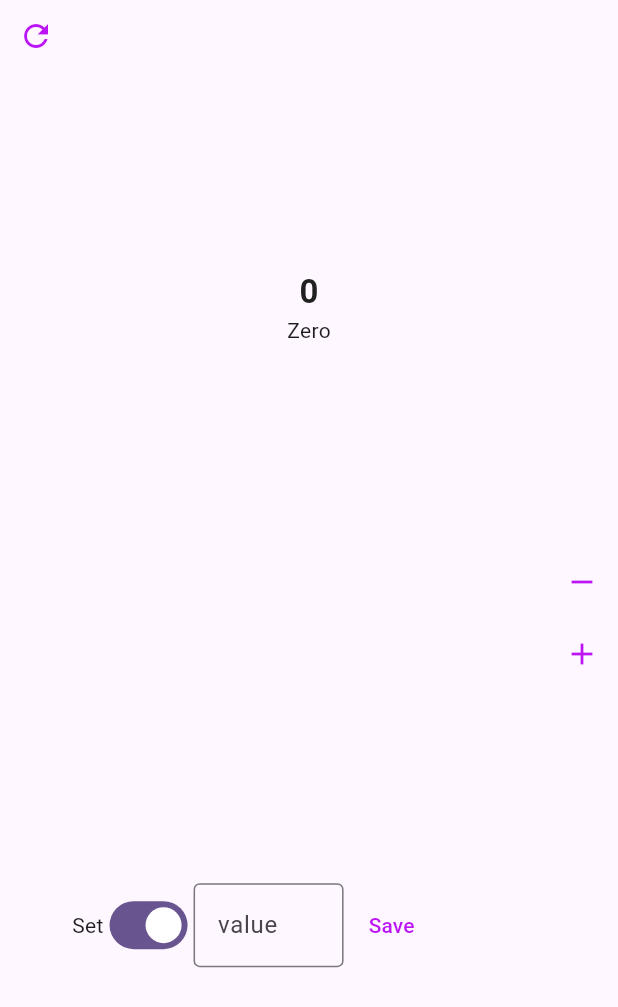
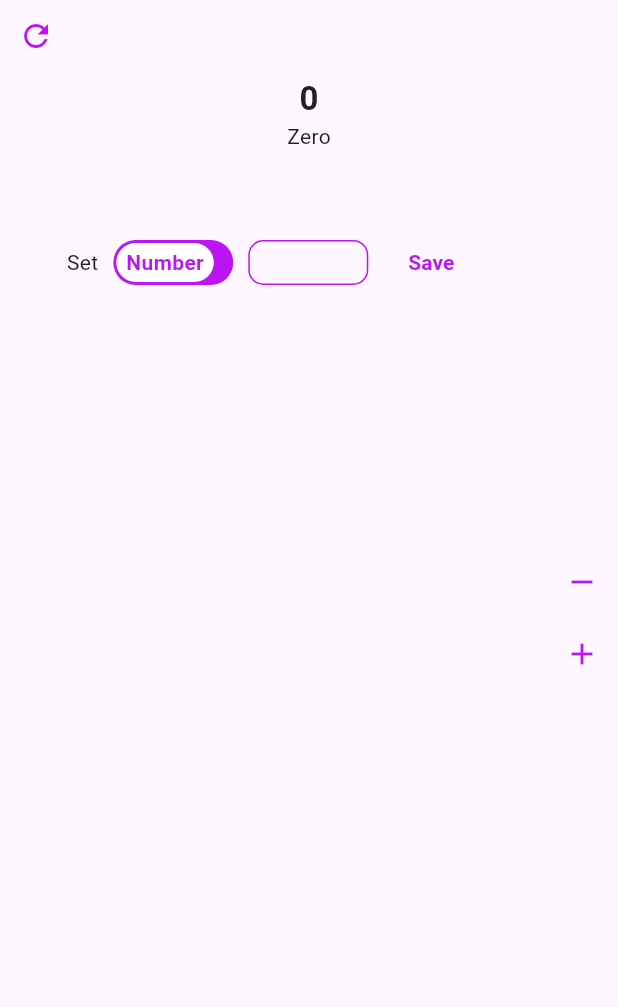
Before and after one commit to Mustack-Rabbi/recount, a Flutter app: the IncDecScreenThree widget shown alone on an empty page, opened directly, on a phone screen of 412 x 824 dp. Shown: the top 1007 px of the screen. Run offline on Flutter 3.47's test engine with Material 3 defaults, Android fonts, the light colour scheme and no system bars; our stand-ins replace badges, get.

Commit message:
inc & dec screen 3 design complete, need functionality

```diff
--- /dev/null
+++ b/lib/button/switch_button.dart
@@ -0,0 +1,104 @@
+import 'package:flutter/foundation.dart';
+import 'package:flutter/material.dart';
+import 'package:flutter/widgets.dart';
+import 'package:get/get_connect/http/src/utils/utils.dart';
+
+class SwitchButton extends StatelessWidget {
+  final VoidCallback onTap;
+  final bool isOn;
+  const SwitchButton({super.key, required this.onTap, required this.isOn});
+
+  @override
+  Widget build(BuildContext context) {
+    return GestureDetector(
+      onTap: onTap,
+      child: Container(
+        width: 80,
+        height: 30,
+        decoration: BoxDecoration(
+          borderRadius: BorderRadius.circular(25),
+          color: const Color(0xFFBB15F6),
+        ),
+        child: Stack(
+          children: [
+            AnimatedAlign(
+              alignment: isOn ? Alignment.centerRight : Alignment.centerLeft,
+              duration: const Duration(milliseconds: 200),
+              child: Container(
+                width: 65,
+                height: 30,
+                margin: const EdgeInsets.all(2),
+                decoration: BoxDecoration(
+                  borderRadius: BorderRadius.circular(25),
+                  color: Colors.white,
+                  // shape: BoxShape.circle,
+                ),
+                child: Center(
+                    child: isOn
+                        ? const Text(
+                            "Goal",
+                            style: TextStyle(
+                                color: Color(0xFFBB15F6),
+                                fontWeight: FontWeight.w700),
+                          )
+                        : const Text(
+                            "Number",
+                            style: TextStyle(
+                                color: Color(0xFFBB15F6),
+                                fontWeight: FontWeight.w700),
+                          )),
+              ),
+            ),
+          ],
+        ),
+      ),
+    );
+  }
+}
+
+
+
+//===============
+
+// {GestureDetector(
+//           onTap: () {
+//             setState(() {
+//               isOn = !isOn;
+//             });
+//           },
+//           child: Container(
+//             width: 100,
+//             height: 50,
+//             decoration: BoxDecoration(
+//               borderRadius: BorderRadius.circular(25),
+//               color: isOn ? Colors.green : Colors.grey,
+//             ),
+//             child: Stack(
+//               children: [
+//                 AnimatedAlign(
+//                   alignment: isOn ? Alignment.centerRight : Alignment.centerLeft,
+//                   duration: Duration(milliseconds: 200),
+//                   child: Container(
+//                     width: 40,
+//                     height: 40,
+//                     margin: EdgeInsets.all(5),
+//                     decoration: BoxDecoration(
+//                       color: Colors.white,
+//                       shape: BoxShape.circle,
+//                     ),
+//                     child: Center(
+//                       child: Text(
+//                         isOn ? 'ON' : 'OFF',
+//                         style: TextStyle(
+//                           color: isOn ? Colors.green : Colors.grey,
+//                           fontWeight: FontWeight.bold,
+//                           fontSize: 12,
+//                         ),
+//                       ),
+//                     ),
+//                   ),
+//                 ),
+//               ],
+//             ),
+//           ),
+//         )
--- a/lib/screen/increment_decrement/inc_dec_screen_three.dart
+++ b/lib/screen/increment_decrement/inc_dec_screen_three.dart
@@ -1,4 +1,6 @@
 import 'package:flutter/material.dart';
+
+import '../../button/switch_button.dart';
 
 class IncDecScreenThree extends StatefulWidget {
   const IncDecScreenThree({
@@ -46,7 +48,13 @@ class _IncDecScreenThreeState extends State<IncDecScreenThree> {
   Widget build(BuildContext context) {
     return Container(
       child: Row(
-          mainAxisAlignment: MainAxisAlignment.spaceEvenly,
+        children: [
+          Expanded(
+            child: Column(
+              // mainAxisAlignment: MainAxisAlignment.spaceBetween,
+              children: [
+                Row(
+                    mainAxisAlignment: MainAxisAlignment.start,
                     crossAxisAlignment: CrossAxisAlignment.start,
                     children: [
                       IconButton(
@@ -62,11 +70,11 @@ class _IncDecScreenThreeState extends State<IncDecScreenThree> {
 
                       Expanded(
                         child: Column(
-                mainAxisAlignment: MainAxisAlignment.spaceAround,
+                          mainAxisAlignment: MainAxisAlignment.center,
                           children: [
-                  Center(
-                    child: Column(
-                      children: [
+                            SizedBox(
+                              height: 50,
+                            ),
                             Text(increment.toString(),
                                 style: TextStyle(
                                   fontSize: 22,
@@ -76,31 +84,8 @@ class _IncDecScreenThreeState extends State<IncDecScreenThree> {
                             Text(
                               "${numberToWord[increment]}",
                             ),
-                      ],
-                    ),
-                  ),
-                  Row(
-                    children: [
-                      Text("Set"),
-                      Switch(
-                        value: true,
-                        onChanged: (value) {},
-                      ),
-                      Container(
-                        width: 100,
-                        child: TextField(
-                          decoration: InputDecoration(
-                            border: OutlineInputBorder(),
-                            labelText: 'value',
-                          ),
-                        ),
-                      ),
-                      TextButton(
-                          onPressed: () {},
-                          child: Text("Save",
-                              style:
-                                  TextStyle(color: color["deepPurpleColor"])))
-                    ],
+                            SizedBox(
+                              height: 50,
                             ),
                           ],
                         ),
@@ -109,6 +94,68 @@ class _IncDecScreenThreeState extends State<IncDecScreenThree> {
                       // SizedBox(
                       //   height: 20,
                       // ),
+                    ]),
+                Row(
+                  crossAxisAlignment: CrossAxisAlignment.center,
+                  mainAxisAlignment: MainAxisAlignment.center,
+                  children: [
+                    const Text("Set"),
+                    const SizedBox(
+                      width: 10,
+                    ),
+                    SwitchButton(
+                      isOn: false,
+                      onTap: () {},
+                    ),
+                    const SizedBox(
+                      width: 10,
+                    ),
+                    // Switch(
+                    //   value: true,
+                    //   onChanged: (value) {},
+                    // ),
+                    Container(
+                      width: 80,
+                      height: 30,
+                      child: const Center(
+                        child: TextField(
+                          cursorColor: Color(0xFFBB15F6),
+                          // textAlign: TextAlign.center,
+                          decoration: InputDecoration(
+                            border: OutlineInputBorder(
+                              borderRadius:
+                                  BorderRadius.all(Radius.circular(10)),
+                            ),
+                            contentPadding: EdgeInsets.all(5),
+                            // labelText: 'value',
+                            enabledBorder: OutlineInputBorder(
+                                borderRadius:
+                                    BorderRadius.all(Radius.circular(10)),
+                                borderSide: BorderSide(
+                                    color: Color(0xFFBB15F6), width: 1)),
+                            focusedBorder: OutlineInputBorder(
+                                borderRadius:
+                                    BorderRadius.all(Radius.circular(10)),
+                                borderSide: BorderSide(
+                                    color: Color(0xFFBB15F6), width: 2)),
+                          ),
+                        ),
+                      ),
+                    ),
+                    const SizedBox(
+                      width: 10,
+                    ),
+                    TextButton(
+                        onPressed: () {},
+                        child: Text("Save",
+                            style: TextStyle(
+                                color: color["deepPurpleColor"],
+                                fontWeight: FontWeight.w600)))
+                  ],
+                ),
+              ],
+            ),
+          ),
           Column(
             mainAxisAlignment: MainAxisAlignment.center,
             children: [
@@ -135,8 +182,9 @@ class _IncDecScreenThreeState extends State<IncDecScreenThree> {
                   },
                   icon: Icon(Icons.add, color: color["deepPurpleColor"])),
             ],
-            )
-          ]),
+          ),
+        ],
+      ),
     );
   }
 }
```
Lines whose indentation alone changed are shown as unchanged.
